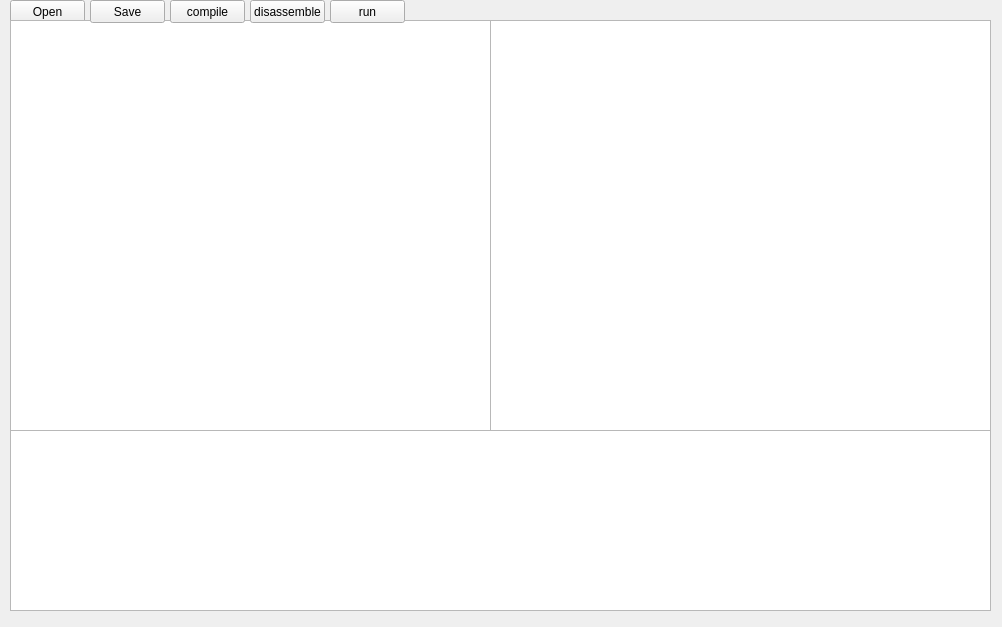
The window that compiler/TextEditor.ui (CatMiaoMiaoMiao/y86-simulator) describes before a commit, drawn with Qt 5.
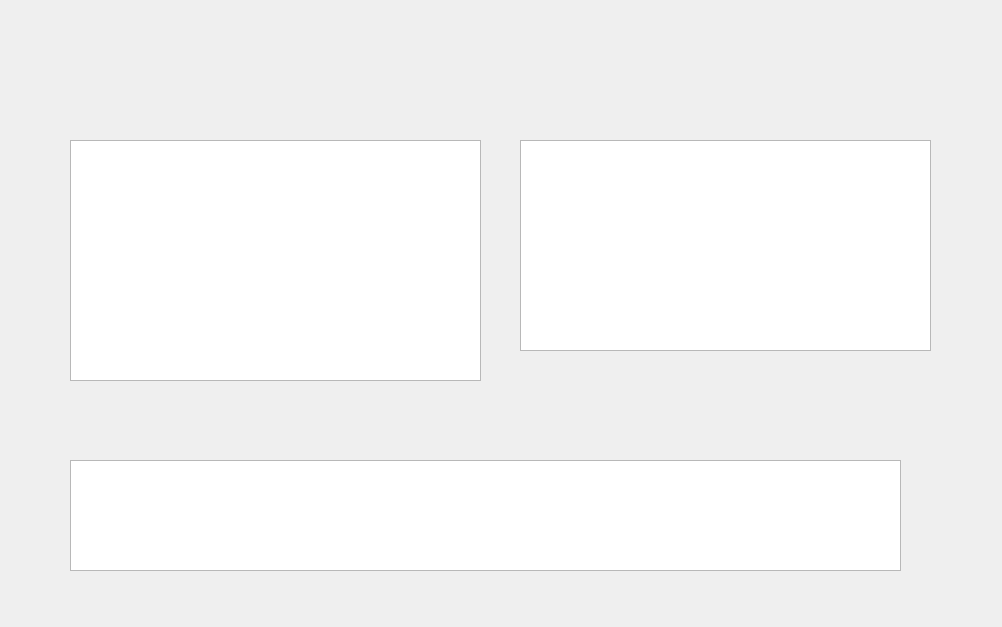
The same window after the commit. Icons and pictures are not drawn.

Patch:
```diff
--- a/compiler/TextEditor.ui
+++ b/compiler/TextEditor.ui
@@ -14,99 +14,267 @@
    <string>MainWindow</string>
   </property>
   <widget class="QWidget" name="centralWidget">
-   <widget class="QPushButton" name="openButton">
+   <widget class="QFrame" name="frame">
     <property name="geometry">
      <rect>
-      <x>10</x>
+      <x>0</x>
       <y>0</y>
-      <width>75</width>
-      <height>23</height>
+      <width>1001</width>
+      <height>621</height>
      </rect>
     </property>
-    <property name="text">
-     <string>Open</string>
+    <property name="styleSheet">
+     <string notr="true">QFrame {background-color: rgba(255, 255, 255, 0%);
+        border-image: url('bg2.jpg');}</string>
+    </property>
+    <property name="frameShape">
+     <enum>QFrame::StyledPanel</enum>
+    </property>
+    <property name="frameShadow">
+     <enum>QFrame::Raised</enum>
+    </property>
+    <widget class="QPushButton" name="openButton">
+     <property name="geometry">
+      <rect>
+       <x>70</x>
+       <y>72</y>
+       <width>81</width>
+       <height>41</height>
+      </rect>
+     </property>
+     <property name="styleSheet">
+      <string notr="true">QPushButton,
+QToolButton {
+    selection-color: none;
+	background-color:none;
+  
+    border-radius: 3px;
+}
+
+
+
+QPushButton:hover,
+QToolButton:hover {
+    background: qlineargradient(x1:0, y1:0, x2:1, y2:1, stop:0 rgb(222,222,222,5%), stop:1 rgb(222,222,222,10%));
+}
+
+QPushButton:pressed,
+QToolButton:pressed,
+QPushButton:on,
+QToolButton:on {
+    qlineargradient(x1:0, y1:0, x2:1, y2:1, stop:0 rgb(0,0,0,18%), stop:1 rgb(0,0,0,25%));
+}</string>
+     </property>
+     <property name="text">
+      <string/>
+     </property>
+    </widget>
+    <widget class="QPushButton" name="saveButton">
+     <property name="geometry">
+      <rect>
+       <x>250</x>
+       <y>72</y>
+       <width>75</width>
+       <height>41</height>
+      </rect>
+     </property>
+     <property name="styleSheet">
+      <string notr="true">QPushButton,
+QToolButton {
+    selection-color: none;
+	background-color:none;
+  
+    border-radius: 3px;
+}
+
+
+
+QPushButton:hover,
+QToolButton:hover {
+    background: qlineargradient(x1:0, y1:0, x2:1, y2:1, stop:0 rgb(222,222,222,5%), stop:1 rgb(222,222,222,10%));
+}
+
+QPushButton:pressed,
+QToolButton:pressed,
+QPushButton:on,
+QToolButton:on {
+    qlineargradient(x1:0, y1:0, x2:1, y2:1, stop:0 rgb(0,0,0,18%), stop:1 rgb(0,0,0,25%));
+}</string>
+     </property>
+     <property name="text">
+      <string/>
+     </property>
+    </widget>
+    <widget class="QPushButton" name="pushButton">
+     <property name="geometry">
+      <rect>
+       <x>410</x>
+       <y>70</y>
+       <width>111</width>
+       <height>31</height>
+      </rect>
+     </property>
+     <property name="styleSheet">
+      <string notr="true">QPushButton,
+QToolButton {
+    selection-color: none;
+	background-color:none;
+  
+    border-radius: 3px;
+}
+
+
+
+QPushButton:hover,
+QToolButton:hover {
+    background: qlineargradient(x1:0, y1:0, x2:1, y2:1, stop:0 rgb(222,222,222,5%), stop:1 rgb(222,222,222,10%));
+}
+
+QPushButton:pressed,
+QToolButton:pressed,
+QPushButton:on,
+QToolButton:on {
+    qlineargradient(x1:0, y1:0, x2:1, y2:1, stop:0 rgb(0,0,0,18%), stop:1 rgb(0,0,0,25%));
+}</string>
+     </property>
+     <property name="text">
+      <string/>
+     </property>
+    </widget>
+    <widget class="QPushButton" name="pushButton_2">
+     <property name="geometry">
+      <rect>
+       <x>600</x>
+       <y>70</y>
+       <width>141</width>
+       <height>31</height>
+      </rect>
+     </property>
+     <property name="styleSheet">
+      <string notr="true">QPushButton,
+QToolButton {
+    selection-color: none;
+	background-color:none;
+  
+    border-radius: 3px;
+}
+
+
+
+QPushButton:hover,
+QToolButton:hover {
+    background: qlineargradient(x1:0, y1:0, x2:1, y2:1, stop:0 rgb(222,222,222,5%), stop:1 rgb(222,222,222,10%));
+}
+
+QPushButton:pressed,
+QToolButton:pressed,
+QPushButton:on,
+QToolButton:on {
+    qlineargradient(x1:0, y1:0, x2:1, y2:1, stop:0 rgb(0,0,0,18%), stop:1 rgb(0,0,0,25%));
+}</string>
+     </property>
+     <property name="text">
+      <string/>
+     </property>
+    </widget>
+    <widget class="QPushButton" name="runButton">
+     <property name="geometry">
+      <rect>
+       <x>804</x>
+       <y>80</y>
+       <width>71</width>
+       <height>23</height>
+      </rect>
+     </property>
+     <property name="styleSheet">
+      <string notr="true">QPushButton,
+QToolButton {
+    selection-color: none;
+	background-color:none;
+  
+    border-radius: 3px;
+}
+
+
+
+QPushButton:hover,
+QToolButton:hover {
+    background: qlineargradient(x1:0, y1:0, x2:1, y2:1, stop:0 rgb(222,222,222,5%), stop:1 rgb(222,222,222,10%));
+}
+
+QPushButton:pressed,
+QToolButton:pressed,
+QPushButton:on,
+QToolButton:on {
+    qlineargradient(x1:0, y1:0, x2:1, y2:1, stop:0 rgb(0,0,0,18%), stop:1 rgb(0,0,0,25%));
+}</string>
+     </property>
+     <property name="text">
+      <string/>
+     </property>
+    </widget>
+   </widget>
+   <widget class="QTextBrowser" name="codeout">
+    <property name="geometry">
+     <rect>
+      <x>520</x>
+      <y>140</y>
+      <width>411</width>
+      <height>211</height>
+     </rect>
+    </property>
+    <property name="autoFillBackground">
+     <bool>false</bool>
+    </property>
+    <property name="styleSheet">
+     <string notr="true">QTextEdit {
+font-size : 15px;
+
+
+}</string>
+    </property>
+    <property name="lineWrapMode">
+     <enum>QTextEdit::NoWrap</enum>
     </property>
    </widget>
    <widget class="QTextEdit" name="codein">
     <property name="geometry">
      <rect>
-      <x>10</x>
-      <y>20</y>
-      <width>481</width>
-      <height>411</height>
+      <x>70</x>
+      <y>140</y>
+      <width>411</width>
+      <height>241</height>
      </rect>
     </property>
-   </widget>
-   <widget class="QPushButton" name="saveButton">
-    <property name="geometry">
-     <rect>
-      <x>90</x>
-      <y>0</y>
-      <width>75</width>
-      <height>23</height>
-     </rect>
+    <property name="styleSheet">
+     <string notr="true">QTextEdit {
+font-size : 15px;
+
+
+}</string>
     </property>
-    <property name="text">
-     <string>Save</string>
+    <property name="lineWrapMode">
+     <enum>QTextEdit::NoWrap</enum>
     </property>
    </widget>
    <widget class="QTextBrowser" name="console">
     <property name="geometry">
      <rect>
-      <x>10</x>
-      <y>430</y>
-      <width>981</width>
-      <height>181</height>
+      <x>70</x>
+      <y>460</y>
+      <width>831</width>
+      <height>111</height>
      </rect>
     </property>
-   </widget>
-   <widget class="QPushButton" name="pushButton">
-    <property name="geometry">
-     <rect>
-      <x>170</x>
-      <y>0</y>
-      <width>75</width>
-      <height>23</height>
-     </rect>
+    <property name="styleSheet">
+     <string notr="true">QTextEdit {
+font-size : 15px;
+
+
+}</string>
     </property>
-    <property name="text">
-     <string>compile</string>
-    </property>
-   </widget>
-   <widget class="QPushButton" name="pushButton_2">
-    <property name="geometry">
-     <rect>
-      <x>250</x>
-      <y>0</y>
-      <width>75</width>
-      <height>23</height>
-     </rect>
-    </property>
-    <property name="text">
-     <string>disassemble</string>
-    </property>
-   </widget>
-   <widget class="QTextBrowser" name="codeout">
-    <property name="geometry">
-     <rect>
-      <x>490</x>
-      <y>20</y>
-      <width>501</width>
-      <height>411</height>
-     </rect>
-    </property>
-   </widget>
-   <widget class="QPushButton" name="runButton">
-    <property name="geometry">
-     <rect>
-      <x>330</x>
-      <y>0</y>
-      <width>75</width>
-      <height>23</height>
-     </rect>
-    </property>
-    <property name="text">
-     <string>run</string>
+    <property name="lineWrapMode">
+     <enum>QTextEdit::NoWrap</enum>
     </property>
    </widget>
   </widget>
```
